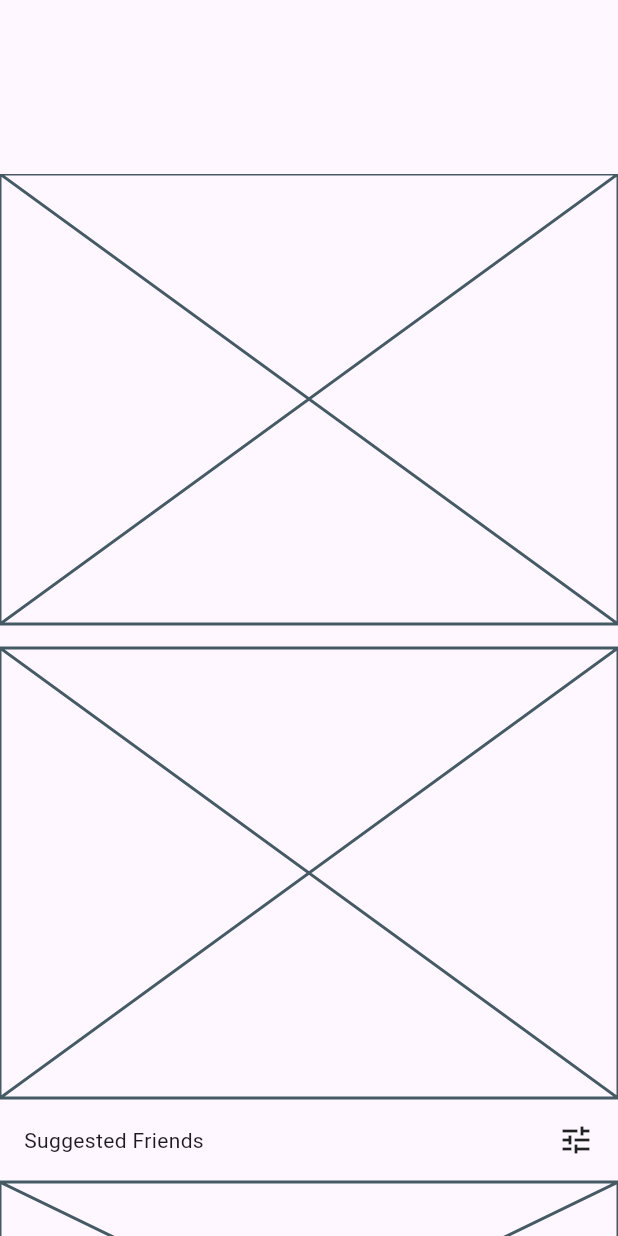
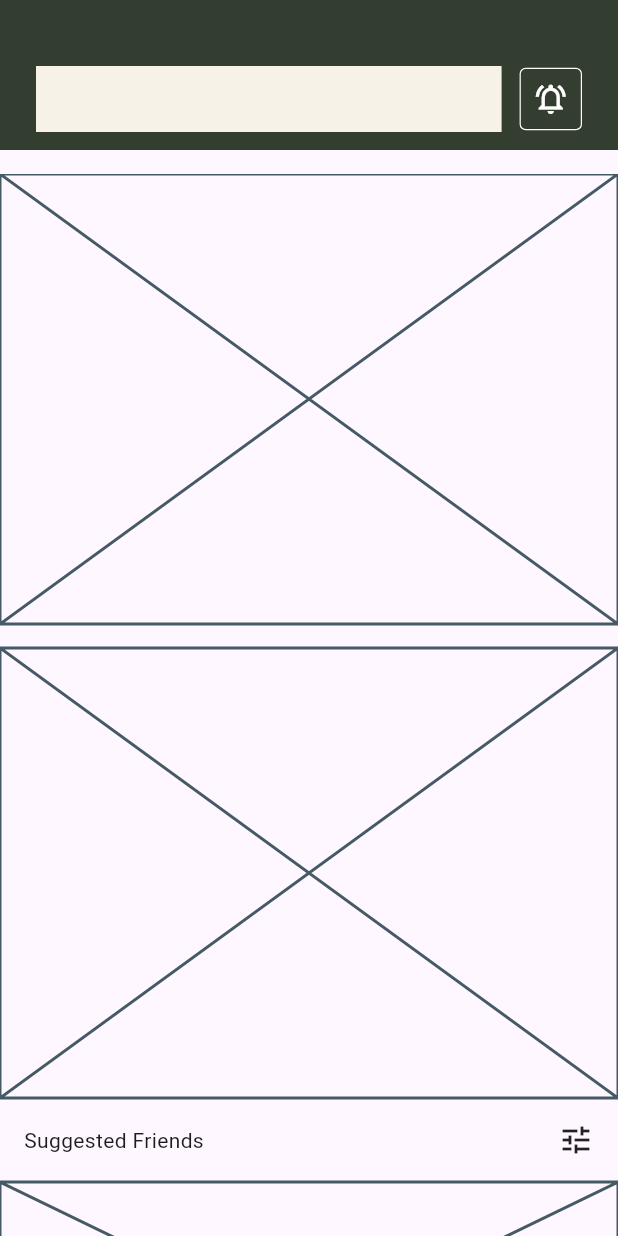
Before and after one commit to JAICHANGPARK/flutter_notebook_chapter_43, a Flutter app: the NewsFeedHomePage screen opened directly, on a phone screen of 412 x 824 dp. Run offline on Flutter 3.47's test engine with Material 3 defaults, Android fonts, the phone set to English and light mode, and no system bars; our stand-ins replace gap, hugeicons.

Commit message:
Update news_feed_home_page.dart

```diff
--- a/lib/ep2163_newsfeed_app/views/news_feed_home_page.dart
+++ b/lib/ep2163_newsfeed_app/views/news_feed_home_page.dart
@@ -22,7 +22,7 @@ class _NewsFeedHomePageState extends State<NewsFeedHomePage> {
                   Container(
                     height: 100,
                     padding: EdgeInsets.symmetric(horizontal: 24, vertical: 12),
-                    color: Color
+                    color: Color.fromRGBO(51, 62, 49, 1),
                     child: Column(
                       children: [
                         Container(
```
